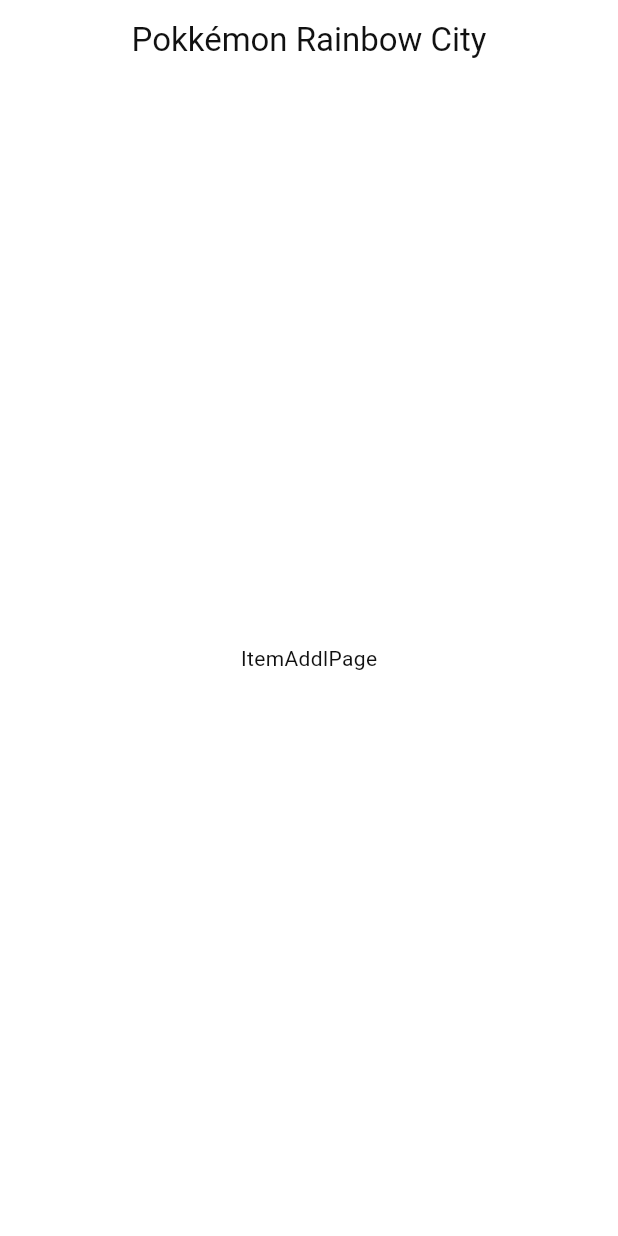
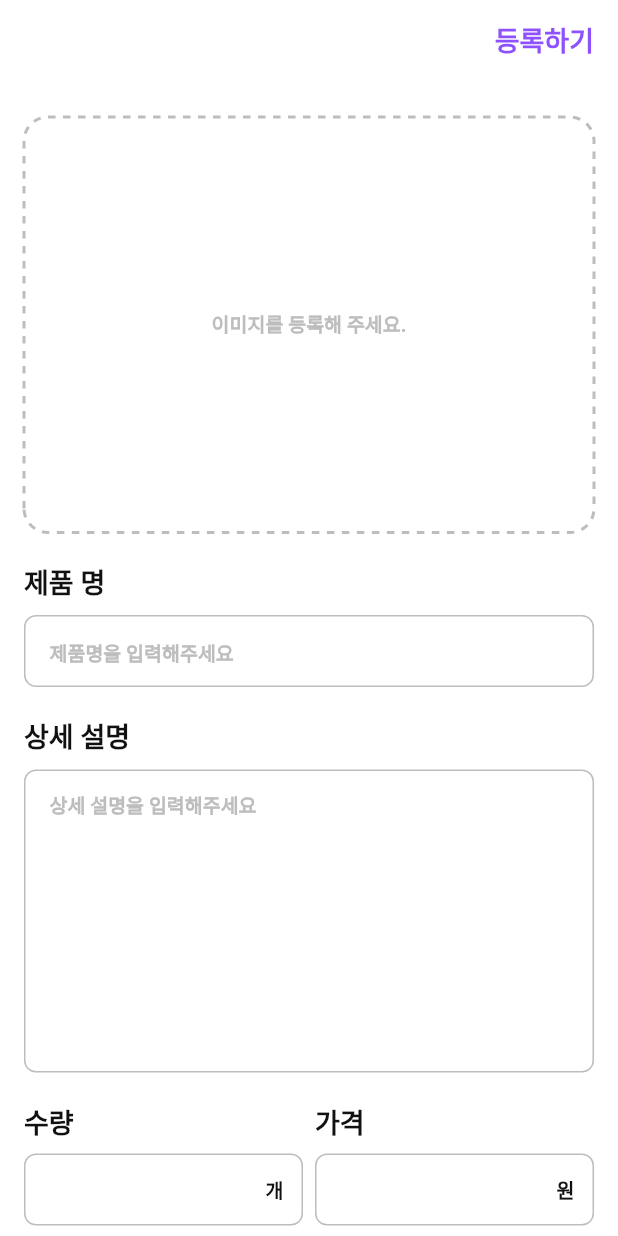
Before and after one commit to WinningBean/pokemon_rainbow_city_app, a Flutter app: the ItemAddlPage screen opened by its route, on a phone screen of 412 x 824 dp. Run offline on Flutter 3.47's test engine with Material 3 defaults, Android fonts, the phone set to English and light mode, and no system bars; drawn by our look-alikes of dotted_border; our stand-ins replace flutter_riverpod, go_router; generated files the repository leaves out were written again; Roboto replaces fonts that are missing (PFStardust).

Commit message:
💄 design: 상품 등록 페이지 UI 구현
- 상품 등록 페이지 UI 구현
- label text box 위젯화
- 텍스트 테마 업데이트

```diff
--- a/lib/core/theme/text_themes.dart
+++ b/lib/core/theme/text_themes.dart
@@ -6,37 +6,29 @@
 /// lightTheme 텍스트 테마
 final TextTheme lightTextTheme = TextTheme(
   displayLarge: TextStyle(fontSize: 40),
-  displayMedium: TextStyle(
-    fontWeight: FontWeight.bold,
-    color: AppColors.violet500,
-    fontSize: 30,
-  ),
+  displayMedium: TextStyle(fontWeight: FontWeight.bold, color: AppColors.violet500, fontSize: 30),
   labelLarge: TextStyle(fontSize: 18),
-  labelMedium: TextStyle(
-    fontSize: 16,
-    color: Colors.grey,
-    fontWeight: FontWeight.bold,
-  ),
-  bodyLarge: TextStyle(fontSize: 18, fontWeight: FontWeight.bold),
+  labelMedium: TextStyle(fontSize: 16, color: Colors.grey, fontWeight: FontWeight.bold),
+  labelSmall: TextStyle(fontSize: 13, fontWeight: FontWeight.bold, letterSpacing: 0),
+  titleLarge: TextStyle(fontSize: 32, fontWeight: FontWeight.bold, letterSpacing: 0),
+  titleMedium: TextStyle(fontSize: 24, fontWeight: FontWeight.bold, letterSpacing: 0),
+  titleSmall: TextStyle(fontSize: 18, fontWeight: FontWeight.bold, letterSpacing: 0),
+  bodyLarge: TextStyle(fontSize: 18, fontWeight: FontWeight.bold, letterSpacing: 0),
+  bodyMedium: TextStyle(fontSize: 16, fontWeight: FontWeight.bold, letterSpacing: 0),
+  bodySmall: TextStyle(fontSize: 14, fontWeight: FontWeight.bold, letterSpacing: 0),
 );
 
 /// darkTheme 텍스트 테마
 final TextTheme darkTextTheme = TextTheme(
   displayLarge: TextStyle(color: Colors.white, fontSize: 40),
-  displayMedium: TextStyle(
-    fontWeight: FontWeight.bold,
-    color: AppColors.violet500,
-    fontSize: 30,
-  ),
+  displayMedium: TextStyle(fontWeight: FontWeight.bold, color: AppColors.violet500, fontSize: 30),
   labelLarge: TextStyle(fontSize: 18),
-  labelMedium: TextStyle(
-    fontSize: 16,
-    color: Colors.grey,
-    fontWeight: FontWeight.bold,
-  ),
-  bodyLarge: TextStyle(
-    color: Colors.white,
-    fontSize: 18,
-    fontWeight: FontWeight.bold,
-  ),
+  labelMedium: TextStyle(fontSize: 16, color: Colors.grey, fontWeight: FontWeight.bold),
+  labelSmall: TextStyle(fontSize: 13, fontWeight: FontWeight.bold, letterSpacing: 0),
+  titleLarge: TextStyle(fontSize: 32, fontWeight: FontWeight.bold, letterSpacing: 0),
+  titleMedium: TextStyle(fontSize: 24, fontWeight: FontWeight.bold, letterSpacing: 0),
+  titleSmall: TextStyle(fontSize: 18, fontWeight: FontWeight.bold, letterSpacing: 0),
+  bodyLarge: TextStyle(fontSize: 18, fontWeight: FontWeight.bold, letterSpacing: 0),
+  bodyMedium: TextStyle(fontSize: 16, fontWeight: FontWeight.bold, letterSpacing: 0),
+  bodySmall: TextStyle(fontSize: 14, fontWeight: FontWeight.bold, letterSpacing: 0),
 );
--- a/lib/features/item/itemAdd/item_add_page.dart
+++ b/lib/features/item/itemAdd/item_add_page.dart
@@ -1,7 +1,11 @@
 import 'package:flutter/material.dart';
+import 'package:dotted_border/dotted_border.dart';
 import 'package:pokemon_rainbow_city_app/common/widgets/base_app_bar.dart';
+import 'package:pokemon_rainbow_city_app/core/theme/app_color_alias.dart';
+import 'package:pokemon_rainbow_city_app/features/item/itemAdd/wigets/label_text_box.dart';
 import 'package:pokemon_rainbow_city_app/l10n/app_localizations.dart';
 
+/// 아이템 추가 페이지
 class ItemAddlPage extends StatelessWidget {
   const ItemAddlPage({super.key});
 
@@ -10,8 +14,73 @@
     final local = AppLocalizations.of(context)!;
 
     return Scaffold(
-      appBar: BaseAppBar(title: local.appTitle),
-      body: Center(child: Text('ItemAddlPage')),
+      appBar: BaseAppBar(
+        actions: [
+          Text(
+            "등록하기",
+            style: Theme.of(
+              context,
+            ).textTheme.titleSmall?.copyWith(color: AppColorAlias.brandPrimary),
+          ),
+        ],
+      ),
+      body: SingleChildScrollView(
+        padding: const EdgeInsets.symmetric(horizontal: 16, vertical: 8),
+        child: Align(
+          alignment: Alignment.topCenter,
+          child: Column(
+            crossAxisAlignment: CrossAxisAlignment.center,
+            children: [
+              const SizedBox(height: 16),
+
+              /// 점선 테두리 이미지 등록 박스 (3.1.0 기준)
+              GestureDetector(
+                onTap: () {},
+                child: DottedBorder(
+                  options: RoundedRectDottedBorderOptions(
+                    color: AppColorAlias.foundationLine,
+                    strokeWidth: 2,
+                    dashPattern: [5, 5],
+                    padding: EdgeInsets.all(16),
+                    radius: Radius.circular(16),
+                  ),
+
+                  child: Container(
+                    width: double.infinity,
+                    height: 245,
+                    alignment: Alignment.center,
+                    child: Text(
+                      "이미지를 등록해 주세요.",
+                      style: Theme.of(
+                        context,
+                      ).textTheme.labelSmall?.copyWith(color: AppColorAlias.foundationLine),
+                    ),
+                  ),
+                ),
+              ),
+              const SizedBox(height: 20),
+
+              LabeledTextBox(title: "제품 명", hintText: "제품명을 입력해주세요"),
+              const SizedBox(height: 20),
+
+              LabeledTextBox(title: "상세 설명", hintText: "상세 설명을 입력해주세요", height: 202),
+              const SizedBox(height: 20),
+
+              Row(
+                children: [
+                  Expanded(
+                    child: LabeledTextBox(title: "수량", unit: "개", isNumber: true),
+                  ),
+                  const SizedBox(width: 8),
+                  Expanded(
+                    child: LabeledTextBox(title: "가격", unit: "원", isNumber: true),
+                  ),
+                ],
+              ),
+            ],
+          ),
+        ),
+      ),
     );
   }
 }
--- /dev/null
+++ b/lib/features/item/itemAdd/wigets/label_text_box.dart
@@ -0,0 +1,73 @@
+import 'package:flutter/material.dart';
+import 'package:flutter/services.dart';
+import 'package:pokemon_rainbow_city_app/core/theme/app_color_alias.dart';
+
+///  라벨달린 텍스트박스
+class LabeledTextBox extends StatelessWidget {
+  final String title;
+  final String? hintText;
+  final double height;
+  final String? unit;
+  final bool isNumber;
+
+  const LabeledTextBox({
+    required this.title,
+    this.hintText,
+    this.height = 48,
+    this.unit,
+    this.isNumber = false,
+  });
+
+  @override
+  Widget build(BuildContext context) {
+    final bool isMultiLine = height > 60;
+
+    return Column(
+      crossAxisAlignment: CrossAxisAlignment.start,
+      children: [
+        Text(
+          title,
+          style: Theme.of(
+            context,
+          ).textTheme.titleSmall?.copyWith(color: AppColorAlias.foundationPrimary),
+        ),
+        const SizedBox(height: 8),
+        Container(
+          height: height,
+          width: double.infinity,
+          decoration: BoxDecoration(
+            border: Border.all(color: AppColorAlias.foundationLine),
+            borderRadius: BorderRadius.circular(8),
+          ),
+          child: Row(
+            children: [
+              Expanded(
+                child: TextField(
+                  maxLines: isMultiLine ? null : 1,
+                  expands: isMultiLine,
+                  textAlignVertical: TextAlignVertical.top,
+                  keyboardType: isNumber ? TextInputType.number : TextInputType.text,
+                  inputFormatters: isNumber ? [FilteringTextInputFormatter.digitsOnly] : [],
+                  decoration: InputDecoration(
+                    isCollapsed: true,
+                    contentPadding: EdgeInsets.only(left: 16, top: isMultiLine ? 8 : 0),
+                    border: InputBorder.none,
+                    hintText: hintText,
+                    hintStyle: Theme.of(
+                      context,
+                    ).textTheme.labelSmall?.copyWith(color: AppColorAlias.foundationLine),
+                  ),
+                ),
+              ),
+              if (unit != null)
+                Padding(
+                  padding: const EdgeInsets.only(right: 12.0),
+                  child: Text(unit!, style: Theme.of(context).textTheme.labelSmall),
+                ),
+            ],
+          ),
+        ),
+      ],
+    );
+  }
+}
--- a/pubspec.yaml
+++ b/pubspec.yaml
@@ -39,6 +39,7 @@
   cupertino_icons: ^1.0.8
   go_router: ^16.0.0
   flutter_riverpod: ^2.6.1
+  dotted_border: ^3.1.0
 
 dev_dependencies:
   flutter_test:
```
